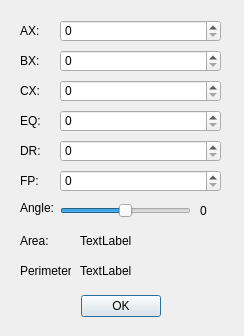
Qt form PolygonEditor/editdialog.ui (beatsey/Qt-gui-projects) before a commit.
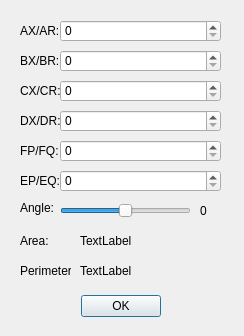
The same form after that commit.

What changed in the file:
```diff
--- a/PolygonEditor/editdialog.ui
+++ b/PolygonEditor/editdialog.ui
@@ -97,12 +97,12 @@
     <rect>
      <x>20</x>
      <y>20</y>
-     <width>31</width>
+     <width>41</width>
      <height>21</height>
     </rect>
    </property>
    <property name="text">
-    <string>AX:</string>
+    <string>AX/AR:</string>
    </property>
   </widget>
   <widget class="QLabel" name="label_3">
@@ -110,12 +110,12 @@
     <rect>
      <x>20</x>
      <y>50</y>
-     <width>31</width>
+     <width>41</width>
      <height>21</height>
     </rect>
    </property>
    <property name="text">
-    <string>BX:</string>
+    <string>BX/BR:</string>
    </property>
   </widget>
   <widget class="QSpinBox" name="BX">
@@ -133,12 +133,12 @@
     <rect>
      <x>20</x>
      <y>80</y>
-     <width>31</width>
+     <width>41</width>
      <height>21</height>
     </rect>
    </property>
    <property name="text">
-    <string>CX:</string>
+    <string>CX/CR:</string>
    </property>
   </widget>
   <widget class="QSpinBox" name="CX">
@@ -155,7 +155,7 @@
    <property name="geometry">
     <rect>
      <x>60</x>
-     <y>110</y>
+     <y>170</y>
      <width>161</width>
      <height>22</height>
     </rect>
@@ -165,20 +165,20 @@
    <property name="geometry">
     <rect>
      <x>20</x>
-     <y>110</y>
-     <width>31</width>
+     <y>140</y>
+     <width>41</width>
      <height>21</height>
     </rect>
    </property>
    <property name="text">
-    <string>EQ:</string>
+    <string>FP/FQ:</string>
    </property>
   </widget>
   <widget class="QSpinBox" name="DR">
    <property name="geometry">
     <rect>
      <x>60</x>
-     <y>140</y>
+     <y>110</y>
      <width>161</width>
      <height>22</height>
     </rect>
@@ -188,13 +188,13 @@
    <property name="geometry">
     <rect>
      <x>20</x>
-     <y>140</y>
-     <width>31</width>
+     <y>110</y>
+     <width>41</width>
      <height>21</height>
     </rect>
    </property>
    <property name="text">
-    <string>DR:</string>
+    <string>DX/DR:</string>
    </property>
   </widget>
   <widget class="QLabel" name="label_7">
@@ -202,19 +202,19 @@
     <rect>
      <x>20</x>
      <y>170</y>
-     <width>31</width>
+     <width>41</width>
      <height>21</height>
     </rect>
    </property>
    <property name="text">
-    <string>FP:</string>
+    <string>EP/EQ:</string>
    </property>
   </widget>
   <widget class="QSpinBox" name="FP">
    <property name="geometry">
     <rect>
      <x>60</x>
-     <y>170</y>
+     <y>140</y>
      <width>161</width>
      <height>22</height>
     </rect>
```
Left out of the diff: 14 changed lines with no effect on the pictures.
